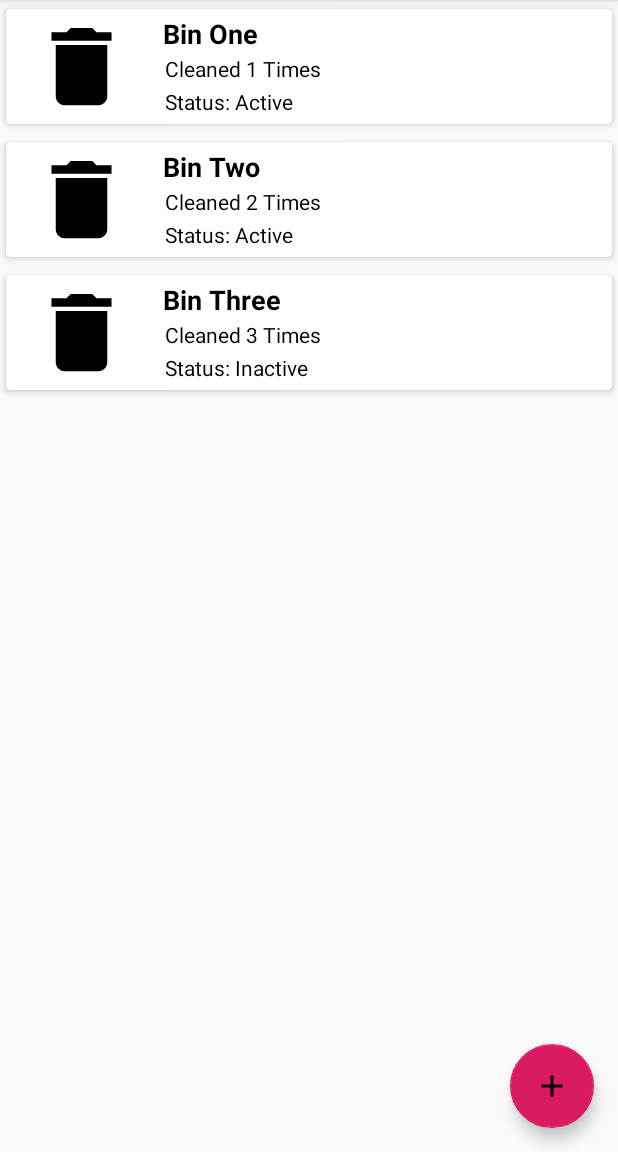
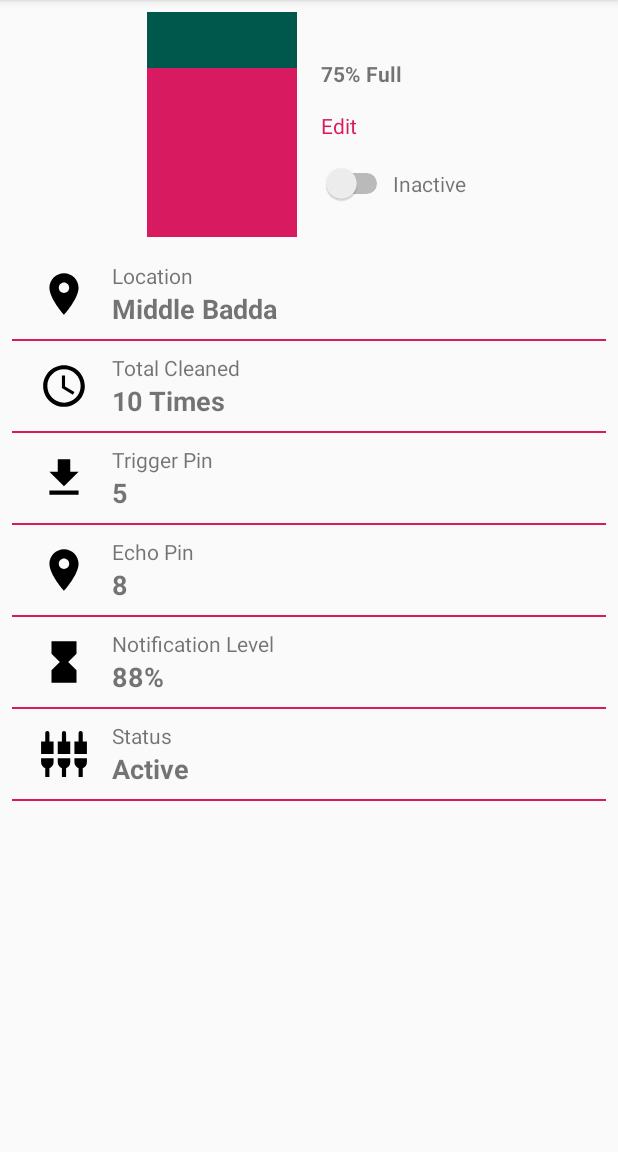
Before and after one commit to mohammadraasel/GarbageCollectorIOT, an Android app: the screen it shows after launch (MainActivity), after a tap on "Bin One", on a phone screen of 412 x 824 dp, the part 84-1236 px from its top. Run offline under Robolectric (Android 15) with nearby library versions, the phone set to English and light mode, and no system bars; libraries missing offline, so code that uses them is left out: com.github.nkzawa.socketio; 1 statement that could not run was skipped.

Commit message:
Bin details updated with recyclerview and switch

```diff
--- /dev/null
+++ b/CollectionNotifier/app/src/main/java/com/fahimshahrierrasel/collectionnotifier/adapter/OptionAdapter.java
@@ -0,0 +1,72 @@
+package com.fahimshahrierrasel.collectionnotifier.adapter;
+
+import android.support.annotation.NonNull;
+import android.support.v7.widget.RecyclerView;
+import android.view.LayoutInflater;
+import android.view.View;
+import android.view.ViewGroup;
+import android.widget.ImageView;
+import android.widget.TextView;
+
+import com.fahimshahrierrasel.collectionnotifier.R;
+import com.fahimshahrierrasel.collectionnotifier.model.Option;
+
+import java.util.List;
+
+public class OptionAdapter extends RecyclerView.Adapter<OptionAdapter.ViewHolder> {
+
+    private List<Option> options;
+
+    public OptionAdapter(List<Option> options) {
+        this.options = options;
+    }
+
+    @NonNull
+    @Override
+    public ViewHolder onCreateViewHolder(@NonNull ViewGroup viewGroup, int i) {
+        View view = LayoutInflater.from(viewGroup.getContext())
+                .inflate(R.layout.item_option, viewGroup, false);
+        return new ViewHolder(view);
+    }
+
+    @Override
+    public void onBindViewHolder(@NonNull ViewHolder viewHolder, int i) {
+        viewHolder.bind(options.get(i));
+    }
+
+    @Override
+    public int getItemCount() {
+        return options.size();
+    }
+
+    static class ViewHolder extends RecyclerView.ViewHolder {
+        /** Android Views **/
+        ImageView textViewOptionLogo;
+        TextView textViewOptionTitle;
+        TextView textViewOptionText;
+        /** Android Views **/
+
+        public ViewHolder(@NonNull View itemView) {
+            super(itemView);
+            bindViews(itemView);
+        }
+
+        public void bind(Option option) {
+            textViewOptionLogo.setImageDrawable(itemView.getContext()
+                    .getResources()
+                    .getDrawable(option.getImage()));
+            textViewOptionTitle.setText(option.getTitle());
+            textViewOptionText.setText(option.getText());
+        }
+
+        /**
+         * Binds XML views
+         * Call this function after layout is ready.
+         **/
+        private void bindViews(View rootView){
+            textViewOptionLogo = rootView.findViewById(R.id.text_view_option_logo);
+            textViewOptionTitle = rootView.findViewById(R.id.text_view_option_title);
+            textViewOptionText = rootView.findViewById(R.id.text_view_option_text);
+        }
+    }
+}
--- /dev/null
+++ b/CollectionNotifier/app/src/main/java/com/fahimshahrierrasel/collectionnotifier/fragment/BinDetailsFragment.java
@@ -0,0 +1,80 @@
+package com.fahimshahrierrasel.collectionnotifier.fragment;
+
+import android.os.Bundle;
+import android.support.annotation.NonNull;
+import android.support.annotation.Nullable;
+import android.support.v4.app.Fragment;
+import android.support.v7.widget.LinearLayoutManager;
+import android.support.v7.widget.RecyclerView;
+import android.view.LayoutInflater;
+import android.view.View;
+import android.view.ViewGroup;
+import android.widget.CompoundButton;
+import android.widget.ProgressBar;
+import android.widget.Switch;
+import android.widget.TextView;
+
+import com.fahimshahrierrasel.collectionnotifier.R;
+import com.fahimshahrierrasel.collectionnotifier.adapter.OptionAdapter;
+import com.fahimshahrierrasel.collectionnotifier.model.Option;
+
+import java.util.ArrayList;
+import java.util.List;
+
+public class BinDetailsFragment extends Fragment {
+    /**
+     * Android Views
+     **/
+    ProgressBar progressBarBin;
+    TextView textViewBinStatusText;
+    TextView buttonEditBin;
+    Switch switchBinStatus;
+    TextView textViewSwitchBinStatusText;
+    RecyclerView recyclerViewOptions;
+
+    public BinDetailsFragment() {
+    }
+
+    public static BinDetailsFragment newInstance() {
+        return new BinDetailsFragment();
+    }
+
+    @Nullable
+    @Override
+    public View onCreateView(@NonNull LayoutInflater inflater, @Nullable ViewGroup container, @Nullable Bundle savedInstanceState) {
+        View root = inflater.inflate(R.layout.fragment_bin_details, container, false);
+        bindViews(root);
+
+        List<Option> options = new ArrayList<>();
+        options.add(new Option(R.drawable.ic_location, "Location", "Middle Badda"));
+        options.add(new Option(R.drawable.ic_access_time, "Total Cleaned", "10 Times"));
+        options.add(new Option(R.drawable.ic_trigger, "Trigger Pin", "5"));
+        options.add(new Option(R.drawable.ic_location, "Echo Pin", "8"));
+        options.add(new Option(R.drawable.ic_level, "Notification Level", "88%"));
+        options.add(new Option(R.drawable.ic_status, "Status", "Active"));
+
+
+        OptionAdapter optionAdapter = new OptionAdapter(options);
+        recyclerViewOptions.setAdapter(optionAdapter);
+        recyclerViewOptions.setLayoutManager(new LinearLayoutManager(getContext(),
+                LinearLayoutManager.VERTICAL, false));
+
+        switchBinStatus.setOnCheckedChangeListener((buttonView, isChecked) -> {
+            if (isChecked)
+                textViewSwitchBinStatusText.setText("Active");
+            else
+                textViewSwitchBinStatusText.setText("Inactive");
+        });
+
+        return root;
+    }
+
+    private void bindViews(View rootView) {
+        progressBarBin = rootView.findViewById(R.id.progress_bar_bin);
+        textViewBinStatusText = rootView.findViewById(R.id.text_view_bin_status_text);
+        buttonEditBin = rootView.findViewById(R.id.button_edit_bin);
+        switchBinStatus = rootView.findViewById(R.id.switch_bin_status);
+        textViewSwitchBinStatusText = rootView.findViewById(R.id.text_view_switch_bin_status_text);
+        recyclerViewOptions = rootView.findViewById(R.id.recycler_view_options);
+    }
+}
--- a/CollectionNotifier/app/src/main/java/com/fahimshahrierrasel/collectionnotifier/fragment/HomeFragment.java
+++ b/CollectionNotifier/app/src/main/java/com/fahimshahrierrasel/collectionnotifier/fragment/HomeFragment.java
@@ -22,7 +22,6 @@ import java.util.List;
 public class HomeFragment extends Fragment {
     RecyclerView recyclerViewBins;
     FloatingActionButton fabCreateBin;
-
 
     public HomeFragment() {
     }
@@ -60,7 +59,11 @@ public class HomeFragment extends Fragment {
     }
 
     public void onItemClick(Bin bin) {
-        Toast.makeText(getContext(), bin.toString(), Toast.LENGTH_SHORT).show();
+        getActivity().getSupportFragmentManager()
+                .beginTransaction()
+                .replace(R.id.fragment_placeholder, BinDetailsFragment.newInstance())
+                .addToBackStack(null)
+                .commit();
     }
 
     private void bindViews(View rootView) {
--- /dev/null
+++ b/CollectionNotifier/app/src/main/java/com/fahimshahrierrasel/collectionnotifier/model/Option.java
@@ -0,0 +1,37 @@
+package com.fahimshahrierrasel.collectionnotifier.model;
+
+public class Option {
+    private int image;
+    private String title;
+    private String text;
+
+    public Option(int image, String title, String text) {
+        this.image = image;
+        this.title = title;
+        this.text = text;
+    }
+
+    public int getImage() {
+        return image;
+    }
+
+    public void setImage(int image) {
+        this.image = image;
+    }
+
+    public String getTitle() {
+        return title;
+    }
+
+    public void setTitle(String title) {
+        this.title = title;
+    }
+
+    public String getText() {
+        return text;
+    }
+
+    public void setText(String text) {
+        this.text = text;
+    }
+}
--- /dev/null
+++ b/CollectionNotifier/app/src/main/res/drawable/ic_access_time.xml
@@ -0,0 +1,9 @@
+<vector xmlns:android="http://schemas.android.com/apk/res/android"
+        android:width="24dp"
+        android:height="24dp"
+        android:viewportWidth="24.0"
+        android:viewportHeight="24.0">
+    <path
+        android:fillColor="#FF000000"
+        android:pathData="M11.99,2C6.47,2 2,6.48 2,12s4.47,10 9.99,10C17.52,22 22,17.52 22,12S17.52,2 11.99,2zM12,20c-4.42,0 -8,-3.58 -8,-8s3.58,-8 8,-8 8,3.58 8,8 -3.58,8 -8,8zM12.5,7H11v6l5.25,3.15 0.75,-1.23 -4.5,-2.67z"/>
+</vector>
--- /dev/null
+++ b/CollectionNotifier/app/src/main/res/drawable/ic_echo.xml
@@ -0,0 +1,9 @@
+<vector xmlns:android="http://schemas.android.com/apk/res/android"
+        android:width="24dp"
+        android:height="24dp"
+        android:viewportWidth="24.0"
+        android:viewportHeight="24.0">
+    <path
+        android:fillColor="#FF000000"
+        android:pathData="M6,3L3,3v3c1.66,0 3,-1.34 3,-3zM14,3h-2c0,4.97 -4.03,9 -9,9v2c6.08,0 11,-4.93 11,-11zM10,3L8,3c0,2.76 -2.24,5 -5,5v2c3.87,0 7,-3.13 7,-7zM10,21h2c0,-4.97 4.03,-9 9,-9v-2c-6.07,0 -11,4.93 -11,11zM18,21h3v-3c-1.66,0 -3,1.34 -3,3zM14,21h2c0,-2.76 2.24,-5 5,-5v-2c-3.87,0 -7,3.13 -7,7z"/>
+</vector>
--- /dev/null
+++ b/CollectionNotifier/app/src/main/res/drawable/ic_level.xml
@@ -0,0 +1,9 @@
+<vector xmlns:android="http://schemas.android.com/apk/res/android"
+        android:width="24dp"
+        android:height="24dp"
+        android:viewportWidth="24.0"
+        android:viewportHeight="24.0">
+    <path
+        android:fillColor="#FF000000"
+        android:pathData="M6,2v6h0.01L6,8.01 10,12l-4,4 0.01,0.01H6V22h12v-5.99h-0.01L18,16l-4,-4 4,-3.99 -0.01,-0.01H18V2H6z"/>
+</vector>
--- /dev/null
+++ b/CollectionNotifier/app/src/main/res/drawable/ic_location.xml
@@ -0,0 +1,9 @@
+<vector xmlns:android="http://schemas.android.com/apk/res/android"
+        android:width="24dp"
+        android:height="24dp"
+        android:viewportWidth="24.0"
+        android:viewportHeight="24.0">
+    <path
+        android:fillColor="#FF000000"
+        android:pathData="M12,2C8.13,2 5,5.13 5,9c0,5.25 7,13 7,13s7,-7.75 7,-13c0,-3.87 -3.13,-7 -7,-7zM12,11.5c-1.38,0 -2.5,-1.12 -2.5,-2.5s1.12,-2.5 2.5,-2.5 2.5,1.12 2.5,2.5 -1.12,2.5 -2.5,2.5z"/>
+</vector>
--- /dev/null
+++ b/CollectionNotifier/app/src/main/res/drawable/ic_status.xml
@@ -0,0 +1,9 @@
+<vector xmlns:android="http://schemas.android.com/apk/res/android"
+        android:width="24dp"
+        android:height="24dp"
+        android:viewportWidth="24.0"
+        android:viewportHeight="24.0">
+    <path
+        android:fillColor="#FF000000"
+        android:pathData="M5,2c0,-0.55 -0.45,-1 -1,-1s-1,0.45 -1,1v4L1,6v6h6L7,6L5,6L5,2zM9,16c0,1.3 0.84,2.4 2,2.82L11,23h2v-4.18c1.16,-0.41 2,-1.51 2,-2.82v-2L9,14v2zM1,16c0,1.3 0.84,2.4 2,2.82L3,23h2v-4.18C6.16,18.4 7,17.3 7,16v-2L1,14v2zM21,6L21,2c0,-0.55 -0.45,-1 -1,-1s-1,0.45 -1,1v4h-2v6h6L23,6h-2zM13,2c0,-0.55 -0.45,-1 -1,-1s-1,0.45 -1,1v4L9,6v6h6L15,6h-2L13,2zM17,16c0,1.3 0.84,2.4 2,2.82L19,23h2v-4.18c1.16,-0.41 2,-1.51 2,-2.82v-2h-6v2z"/>
+</vector>
--- /dev/null
+++ b/CollectionNotifier/app/src/main/res/drawable/ic_trigger.xml
@@ -0,0 +1,9 @@
+<vector xmlns:android="http://schemas.android.com/apk/res/android"
+        android:width="24dp"
+        android:height="24dp"
+        android:viewportWidth="24.0"
+        android:viewportHeight="24.0">
+    <path
+        android:fillColor="#FF000000"
+        android:pathData="M19,9h-4V3H9v6H5l7,7 7,-7zM5,18v2h14v-2H5z"/>
+</vector>
--- a/CollectionNotifier/app/src/main/res/layout/activity_remove_bin.xml
+++ /dev/null
@@ -1,8 +0,0 @@
-<?xml version="1.0" encoding="utf-8"?>
-<android.support.constraint.ConstraintLayout xmlns:android="http://schemas.android.com/apk/res/android"
-    xmlns:app="http://schemas.android.com/apk/res-auto"
-    xmlns:tools="http://schemas.android.com/tools"
-    android:layout_width="match_parent"
-    android:layout_height="match_parent">
-
-</android.support.constraint.ConstraintLayout>
--- a/CollectionNotifier/app/src/main/res/layout/activity_view_bin_details.xml
+++ /dev/null
@@ -1,26 +0,0 @@
-<?xml version="1.0" encoding="utf-8"?>
-<LinearLayout xmlns:android="http://schemas.android.com/apk/res/android"
-    xmlns:app="http://schemas.android.com/apk/res-auto"
-    xmlns:tools="http://schemas.android.com/tools"
-    android:layout_width="match_parent"
-    android:layout_height="match_parent"
-    android:orientation="vertical">
-
-    <LinearLayout
-        android:layout_width="wrap_content"
-        android:layout_height="wrap_content"
-        android:padding="8dp"
-        android:layout_gravity="center_horizontal"
-        android:orientation="horizontal">
-
-        <ProgressBar
-            android:id="@+id/progressBar"
-            style="?android:attr/progressBarStyleHorizontal"
-            android:layout_width="100dp"
-            android:layout_height="200dp"
-            android:progressDrawable="@drawable/progress_bar"
-            android:progress="75" />
-
-    </LinearLayout>
-
-</LinearLayout>
--- /dev/null
+++ b/CollectionNotifier/app/src/main/res/layout/fragment_bin_details.xml
@@ -0,0 +1,93 @@
+<?xml version="1.0" encoding="utf-8"?>
+<LinearLayout xmlns:android="http://schemas.android.com/apk/res/android"
+    xmlns:tools="http://schemas.android.com/tools"
+    android:layout_width="match_parent"
+    android:layout_height="match_parent"
+    android:orientation="vertical">
+
+    <LinearLayout
+        android:layout_width="match_parent"
+        android:layout_height="wrap_content"
+        android:orientation="horizontal">
+
+        <LinearLayout
+            android:layout_width="0dp"
+            android:layout_height="wrap_content"
+            android:layout_gravity="center_horizontal"
+            android:layout_weight="1"
+            android:gravity="end"
+            android:orientation="vertical"
+            android:padding="8dp">
+
+            <ProgressBar
+                android:id="@+id/progress_bar_bin"
+                style="?android:attr/progressBarStyleHorizontal"
+                android:layout_width="100dp"
+                android:layout_height="150dp"
+                android:progress="75"
+                android:progressDrawable="@drawable/progress_bar" />
+
+        </LinearLayout>
+
+        <LinearLayout
+            android:layout_width="0dp"
+            android:layout_height="match_parent"
+            android:layout_gravity="center_horizontal"
+            android:layout_weight="1"
+            android:gravity="center"
+            android:orientation="vertical"
+            android:padding="8dp">
+
+            <TextView
+                android:id="@+id/text_view_bin_status_text"
+                android:layout_width="match_parent"
+                android:layout_height="wrap_content"
+                android:layout_marginTop="10dp"
+                android:gravity="start"
+                android:text="@string/bin_text"
+                android:textStyle="bold" />
+
+            <TextView
+                android:id="@+id/button_edit_bin"
+                android:layout_width="wrap_content"
+                android:layout_height="wrap_content"
+                android:layout_gravity="start"
+                android:background="?attr/selectableItemBackgroundBorderless"
+                android:clickable="true"
+                android:focusable="true"
+                android:paddingStart="0dp"
+                android:paddingTop="15dp"
+                android:paddingEnd="15dp"
+                android:paddingBottom="15dp"
+                android:text="@string/edit"
+                android:textColor="@color/colorAccent" />
+
+            <LinearLayout
+                android:layout_width="match_parent"
+                android:layout_height="wrap_content"
+                android:orientation="horizontal">
+
+                <Switch
+                    android:id="@+id/switch_bin_status"
+                    android:layout_width="wrap_content"
+                    android:layout_height="wrap_content" />
+
+                <TextView
+                    android:id="@+id/text_view_switch_bin_status_text"
+                    android:layout_width="wrap_content"
+                    android:layout_height="wrap_content"
+                    android:text="@string/inactive" />
+            </LinearLayout>
+
+        </LinearLayout>
+    </LinearLayout>
+
+    <android.support.v7.widget.RecyclerView
+        android:id="@+id/recycler_view_options"
+        android:layout_width="match_parent"
+        android:layout_height="match_parent"
+        android:layout_marginStart="8dp"
+        android:layout_marginEnd="8dp"
+        tools:listitem="@layout/item_option" />
+
+</LinearLayout>
--- /dev/null
+++ b/CollectionNotifier/app/src/main/res/layout/item_option.xml
@@ -0,0 +1,51 @@
+<?xml version="1.0" encoding="utf-8"?>
+<LinearLayout xmlns:android="http://schemas.android.com/apk/res/android"
+    xmlns:tools="http://schemas.android.com/tools"
+    android:layout_width="match_parent"
+    android:layout_height="wrap_content"
+    android:orientation="vertical">
+
+    <LinearLayout
+        android:layout_width="match_parent"
+        android:layout_height="wrap_content"
+        android:orientation="horizontal"
+        android:padding="8dp">
+
+        <ImageView
+            android:id="@+id/text_view_option_logo"
+            android:layout_width="0dp"
+            android:layout_height="match_parent"
+            android:layout_weight="1"
+            android:padding="5dp"
+            android:src="@drawable/ic_bin" />
+
+        <LinearLayout
+            android:layout_width="0dp"
+            android:layout_height="match_parent"
+            android:layout_marginStart="5dp"
+            android:layout_weight="6"
+            android:orientation="vertical">
+
+            <TextView
+                android:id="@+id/text_view_option_title"
+                android:layout_width="match_parent"
+                android:layout_height="wrap_content"
+                tools:text="@tools:sample/lorem" />
+
+            <TextView
+                android:id="@+id/text_view_option_text"
+                android:layout_width="match_parent"
+                android:layout_height="match_parent"
+                android:gravity="center_vertical"
+                android:textSize="18sp"
+                android:textStyle="bold"
+                tools:text="@tools:sample/full_names" />
+        </LinearLayout>
+
+    </LinearLayout>
+
+    <View
+        android:layout_width="match_parent"
+        android:layout_height="1dp"
+        android:background="@color/colorAccent" />
+</LinearLayout>
--- a/CollectionNotifier/app/src/main/res/values/strings.xml
+++ b/CollectionNotifier/app/src/main/res/values/strings.xml
@@ -6,4 +6,8 @@
     <string name="notify_level">Notify Level</string>
     <string name="view_all">View All</string>
     <string name="add_new">Add New</string>
+    <string name="bin_text">75% Full</string>
+    <string name="edit">Edit</string>
+    <string name="active">Active</string>
+    <string name="inactive">Inactive</string>
 </resources>
```
